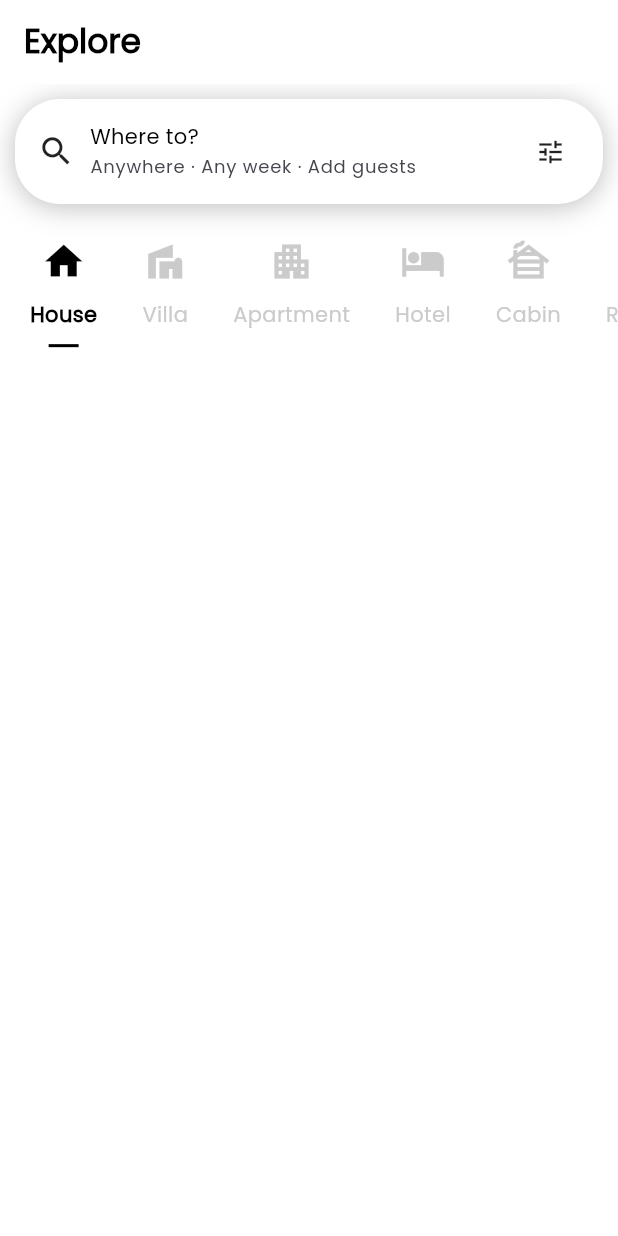
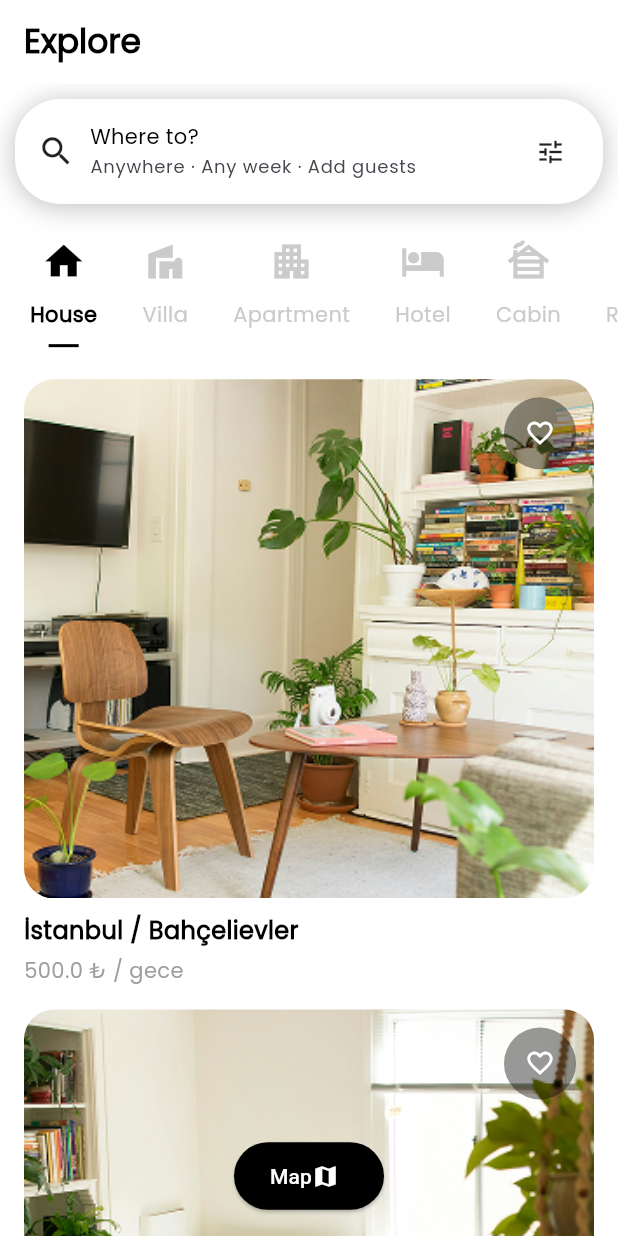
Before and after one commit to berkecibir/tc_bootcamp_air_bnb, a Flutter app: the screen it shows after launch, on a phone screen of 412 x 824 dp. Run offline on Flutter 3.47's test engine with Material 3 defaults, Android fonts, the phone set to English and light mode, and no system bars; our stand-ins replace flutter_bloc, flutter_svg.

Commit message:
feat: completed explore page UI and added wishlist page for favorites

```diff
--- /dev/null
+++ b/devtools_options.yaml
@@ -0,0 +1,3 @@
+description: This file stores settings for Dart & Flutter DevTools.
+documentation: https://docs.flutter.dev/tools/devtools/extensions#configure-extension-enablement-states
+extensions:
--- a/lib/feat/core/configs/asset/app_images.dart
+++ b/lib/feat/core/configs/asset/app_images.dart
@@ -0,0 +1,9 @@
+class AppImages {
+  static const String _basePath = 'assets/images/';
+  static const String _format = '.png';
+
+  static const String home1 = '${_basePath}home_image_1$_format';
+  static const String home2 = '${_basePath}home_image_2$_format';
+  static const String home3 = '${_basePath}home_image_3$_format';
+  static const String home4 = '${_basePath}home_image_4$_format';
+}
--- a/lib/feat/core/router/app_router.dart
+++ b/lib/feat/core/router/app_router.dart
@@ -2,6 +2,7 @@ import 'package:flutter/material.dart';
 import 'package:tc_bootcamp_air_bnb/feat/presentation/auth/auth_page.dart';
 import 'package:tc_bootcamp_air_bnb/feat/presentation/explore/explore_page.dart';
 import 'package:tc_bootcamp_air_bnb/feat/presentation/splash/splash_page.dart';
+import 'package:tc_bootcamp_air_bnb/feat/presentation/wishlist/wish_list_page.dart';
 
 class AppRoutes {
   static Map<String, WidgetBuilder> routes = {
@@ -11,5 +12,6 @@ class AppRoutes {
     AuthPage.id: (context) => const AuthPage(),
     // Explore
     ExplorePage.id: (context) => const ExplorePage(),
+    WishlistPage.id: (context) => const WishlistPage(),
   };
 }
--- a/lib/feat/core/utils/const/app_texts.dart
+++ b/lib/feat/core/utils/const/app_texts.dart
@@ -3,6 +3,7 @@ class AppTexts {
   static const String splashId = 'splash';
   static const String authId = 'auth';
   static const String exploreId = 'explore';
+  static const String wishlisteId = 'wishlist';
 
   // auth page texts
   static const String authAppBarTitle = 'Login or Sign Up';
@@ -30,4 +31,10 @@ class AppTexts {
   static const String hotel = 'Hotel';
   static const String cabin = 'Cabin';
   static const String rooms = 'Rooms';
+
+  // propety model texts
+  static const String istanbul1 = 'İstanbul / Bahçelievler';
+  static const String istanbul2 = 'İstanbul / Kadıköy';
+  static const String ankara = 'Ankara / Etimesgut';
+  static const String karabuk = 'Karabük / Safranbolu';
 }
--- /dev/null
+++ b/lib/feat/cubit/explore/explore_property_cubit.dart
@@ -0,0 +1,23 @@
+import 'package:flutter_bloc/flutter_bloc.dart';
+import 'package:tc_bootcamp_air_bnb/feat/core/widgets/navigation_helper/navigation_helper.dart';
+import 'package:tc_bootcamp_air_bnb/feat/data/repo/explore/property_repository.dart';
+import 'package:tc_bootcamp_air_bnb/feat/presentation/wishlist/wish_list_page.dart';
+import 'explore_property_state.dart';
+
+class ExplorePropertyCubit extends Cubit<ExplorePropertyState> {
+  final PropertyRepository _repository;
+
+  ExplorePropertyCubit(this._repository)
+      : super(ExplorePropertyState(properties: _repository.getProperties));
+
+  void toggleFavorite(int id) {
+    final updatedList = state.properties.map((property) {
+      if (property.id == id) {
+        return property.copyWith(isFavorite: !property.isFavorite);
+      }
+      return property;
+    }).toList();
+
+    emit(ExplorePropertyState(properties: updatedList));
+  }
+}
--- /dev/null
+++ b/lib/feat/cubit/explore/explore_property_state.dart
@@ -0,0 +1,7 @@
+import 'package:tc_bootcamp_air_bnb/feat/data/model/explore/propety_model.dart';
+
+class ExplorePropertyState {
+  final List<PropetyModel> properties;
+
+  ExplorePropertyState({required this.properties});
+}
--- /dev/null
+++ b/lib/feat/data/model/explore/propety_model.dart
@@ -0,0 +1,25 @@
+class PropetyModel {
+  final int id;
+  final String imagePath;
+  final String location;
+  final double price;
+  final bool isFavorite;
+
+  const PropetyModel({
+    required this.id,
+    required this.imagePath,
+    required this.location,
+    required this.price,
+    this.isFavorite = false,
+  });
+
+  PropetyModel copyWith({bool? isFavorite}) {
+    return PropetyModel(
+      id: id,
+      imagePath: imagePath,
+      location: location,
+      price: price,
+      isFavorite: isFavorite ?? this.isFavorite,
+    );
+  }
+}
--- /dev/null
+++ b/lib/feat/data/repo/explore/property_repository.dart
@@ -0,0 +1,32 @@
+import 'package:tc_bootcamp_air_bnb/feat/core/configs/asset/app_images.dart';
+import 'package:tc_bootcamp_air_bnb/feat/core/utils/const/app_texts.dart';
+import 'package:tc_bootcamp_air_bnb/feat/data/model/explore/propety_model.dart';
+
+class PropertyRepository {
+  List<PropetyModel> getProperties = [
+    const PropetyModel(
+      id: 1,
+      imagePath: AppImages.home1,
+      location: AppTexts.istanbul1,
+      price: 500,
+    ),
+    const PropetyModel(
+      id: 2,
+      imagePath: AppImages.home2,
+      location: AppTexts.istanbul2,
+      price: 750,
+    ),
+    const PropetyModel(
+      id: 3,
+      imagePath: AppImages.home3,
+      location: AppTexts.ankara,
+      price: 300,
+    ),
+    const PropetyModel(
+      id: 4,
+      imagePath: AppImages.home4,
+      location: AppTexts.karabuk,
+      price: 200,
+    ),
+  ];
+}
--- a/lib/feat/presentation/explore/explore_page.dart
+++ b/lib/feat/presentation/explore/explore_page.dart
@@ -1,12 +1,16 @@
 import 'package:flutter/material.dart';
 import 'package:flutter_bloc/flutter_bloc.dart';
+import 'package:tc_bootcamp_air_bnb/feat/core/configs/theme/app_colors.dart';
 import 'package:tc_bootcamp_air_bnb/feat/core/utils/const/app_texts.dart';
 import 'package:tc_bootcamp_air_bnb/feat/core/widgets/device_padding/device_padding.dart';
 import 'package:tc_bootcamp_air_bnb/feat/core/widgets/device_size/device_size.dart';
 import 'package:tc_bootcamp_air_bnb/feat/cubit/explore/explore_item_cubit.dart';
 import 'package:tc_bootcamp_air_bnb/feat/cubit/explore/explore_item_state.dart';
+import 'package:tc_bootcamp_air_bnb/feat/cubit/explore/explore_property_cubit.dart';
+import 'package:tc_bootcamp_air_bnb/feat/cubit/explore/explore_property_state.dart';
 import 'package:tc_bootcamp_air_bnb/feat/product/widget/custom_app_bar.dart';
 import 'package:tc_bootcamp_air_bnb/feat/product/widget/explore_item_tile.dart';
+import 'package:tc_bootcamp_air_bnb/feat/product/widget/propert_card.dart';
 import 'package:tc_bootcamp_air_bnb/feat/product/widget/search_field.dart';
 
 class ExplorePage extends StatefulWidget {
@@ -25,6 +29,28 @@ class _ExplorePageState extends State<ExplorePage> {
         FocusScope.of(context).unfocus();
       },
       child: Scaffold(
+        floatingActionButtonLocation: FloatingActionButtonLocation.centerFloat,
+        floatingActionButton: ElevatedButton(
+          style: ElevatedButton.styleFrom(
+            backgroundColor: AppColors.black,
+            fixedSize: const Size(100, 45),
+          ),
+          child: const Row(
+            children: [
+              Text(
+                'Map',
+                style: TextStyle(
+                  color: AppColors.white,
+                ),
+              ),
+              Icon(
+                Icons.map,
+                color: AppColors.white,
+              ),
+            ],
+          ),
+          onPressed: () {},
+        ),
         appBar: const CustomAppBar(
           title: AppTexts.exploreAppBartitle,
         ),
@@ -62,6 +88,23 @@ class _ExplorePageState extends State<ExplorePage> {
                 );
               },
             ),
+            Expanded(
+              child: BlocBuilder<ExplorePropertyCubit, ExplorePropertyState>(
+                builder: (context, state) {
+                  final properties = state.properties;
+
+                  return ListView.builder(
+                    padding:
+                        const EdgeInsets.symmetric(horizontal: 16, vertical: 8),
+                    itemCount: properties.length,
+                    itemBuilder: (context, index) {
+                      final property = properties[index];
+                      return PropertyCard(property: property);
+                    },
+                  );
+                },
+              ),
+            ),
           ],
         ),
       ),
--- /dev/null
+++ b/lib/feat/product/widget/propert_card.dart
@@ -0,0 +1,85 @@
+import 'package:flutter/material.dart';
+import 'package:flutter_bloc/flutter_bloc.dart';
+import 'package:tc_bootcamp_air_bnb/feat/core/configs/theme/app_colors.dart';
+import 'package:tc_bootcamp_air_bnb/feat/core/widgets/device_size/device_size.dart';
+import 'package:tc_bootcamp_air_bnb/feat/core/widgets/device_spacing/device_spacing.dart';
+import 'package:tc_bootcamp_air_bnb/feat/cubit/explore/explore_property_cubit.dart';
+import 'package:tc_bootcamp_air_bnb/feat/data/model/explore/propety_model.dart';
+
+class PropertyCard extends StatelessWidget {
+  final PropetyModel property;
+
+  const PropertyCard({super.key, required this.property});
+
+  @override
+  Widget build(BuildContext context) {
+    return Padding(
+      padding: const EdgeInsets.only(bottom: 16.0),
+      child: Column(
+        crossAxisAlignment: CrossAxisAlignment.start,
+        children: [
+          Stack(
+            children: [
+              ClipRRect(
+                borderRadius: BorderRadius.circular(20),
+                child: Image.asset(
+                  property.imagePath,
+                  width: double.infinity,
+                  height: DeviceSize.height! * 0.42,
+                  fit: BoxFit.cover,
+                ),
+              ),
+              Positioned(
+                top: 12,
+                right: 12,
+                child: Container(
+                  decoration: BoxDecoration(
+                    color: Colors.black.withOpacity(0.4),
+                    shape: BoxShape.circle,
+                  ),
+                  child: IconButton(
+                    icon: Icon(
+                      property.isFavorite
+                          ? Icons.favorite
+                          : Icons.favorite_border,
+                      color: AppColors.white,
+                      size: 20,
+                    ),
+                    padding: EdgeInsets.zero,
+                    constraints: const BoxConstraints(),
+                    onPressed: () {
+                      context
+                          .read<ExplorePropertyCubit>()
+                          .toggleFavorite(property.id);
+                    },
+                  ),
+                ),
+              ),
+            ],
+          ),
+          DeviceSpacing.small.height,
+          Column(
+            crossAxisAlignment: CrossAxisAlignment.start,
+            children: [
+              Text(
+                property.location,
+                style: const TextStyle(
+                  fontSize: 16,
+                  fontWeight: FontWeight.bold,
+                ),
+              ),
+              DeviceSpacing.xsmall.height,
+              Text(
+                '${property.price} ₺ / gece',
+                style: const TextStyle(
+                  fontSize: 14,
+                  color: Colors.grey,
+                ),
+              ),
+            ],
+          ),
+        ],
+      ),
+    );
+  }
+}
--- a/lib/main.dart
+++ b/lib/main.dart
@@ -6,8 +6,12 @@ import 'package:tc_bootcamp_air_bnb/feat/core/router/app_router.dart';
 import 'package:tc_bootcamp_air_bnb/feat/core/widgets/navigation_helper/navigation_helper.dart';
 import 'package:tc_bootcamp_air_bnb/feat/cubit/auth/auth_cubit.dart';
 import 'package:tc_bootcamp_air_bnb/feat/cubit/explore/explore_item_cubit.dart';
+import 'package:tc_bootcamp_air_bnb/feat/cubit/explore/explore_property_cubit.dart';
 import 'package:tc_bootcamp_air_bnb/feat/data/repo/explore/explore_item_repository.dart';
+import 'package:tc_bootcamp_air_bnb/feat/data/repo/explore/property_repository.dart';
 import 'package:tc_bootcamp_air_bnb/feat/presentation/explore/explore_page.dart';
+import 'package:tc_bootcamp_air_bnb/feat/presentation/splash/splash_page.dart';
+import 'package:tc_bootcamp_air_bnb/feat/presentation/wishlist/wish_list_page.dart';
 
 void main() {
   runApp(const MainApp());
@@ -23,8 +27,8 @@ class MainApp extends StatelessWidget {
       providers: [
         BlocProvider<AuthCubit>(create: (_) => AuthCubit()),
         BlocProvider<ExploreItemCubit>(
-          create: (_) => ExploreItemCubit(ExploreRepository()),
-        ),
+            create: (_) => ExploreItemCubit(ExploreRepository())),
+        BlocProvider(create: (_) => ExplorePropertyCubit(PropertyRepository())),
       ],
       child: MaterialApp(
         theme: AppTheme.appTheme,
```
Also changed, not shown: lib/feat/presentation/wishlist/wish_list_page.dart (added, +89 -0 lines), assets/images/home_image_1.png (added), assets/images/home_image_2.png (added), assets/images/home_image_3.png (added), assets/images/home_image_4.png (added).
